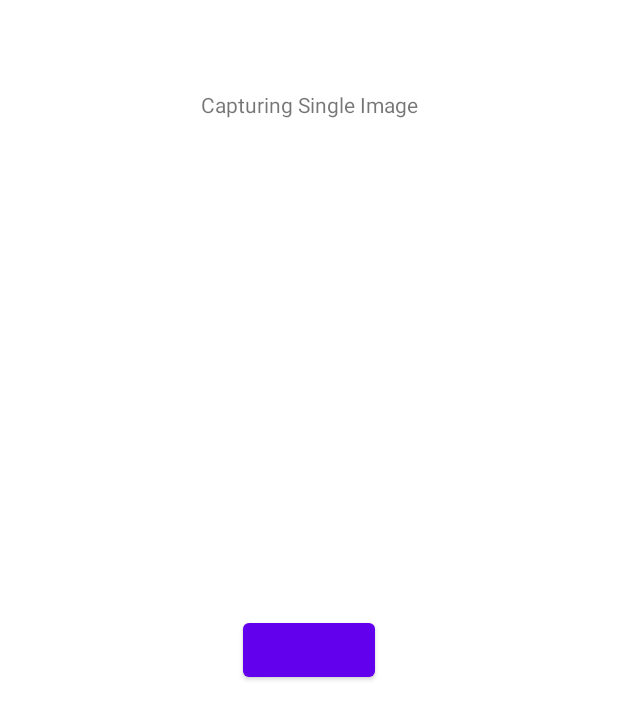
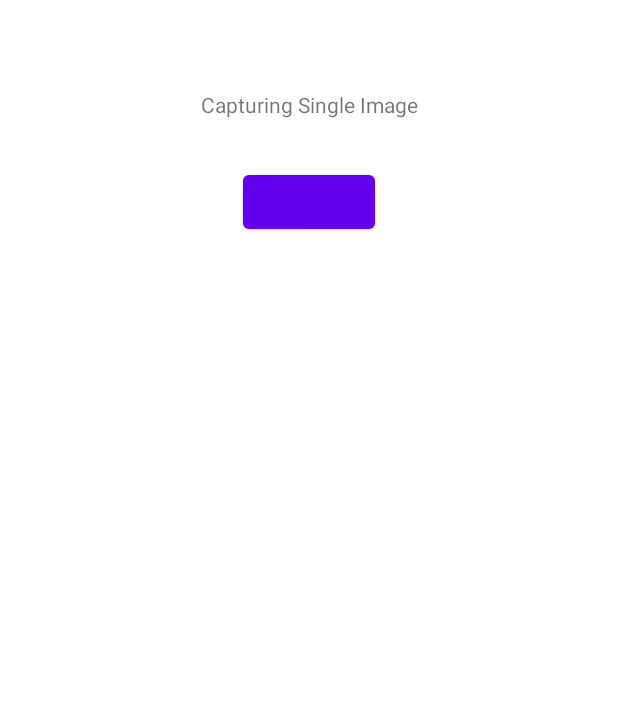
Before and after one commit to mrintro/CustomCamera, an Android app: the layout fragment_single_image.xml on its own in the app's theme, with its tools: preview values and no code run, on a phone screen of 412 x 824 dp. Shown: the top 719 px of the screen. Run offline under Robolectric (Android 15) with nearby library versions, the phone set to English and light mode, and no system bars.

```diff
--- a/app/src/main/java/aniket/testapplication/viewmodel/SingleImageViewModel.kt
+++ b/app/src/main/java/aniket/testapplication/viewmodel/SingleImageViewModel.kt
@@ -9,10 +9,10 @@ class SingleImageViewModel: ViewModel(), DefaultLifecycleObserver {
     private val progressTimeInMilli = 20000L
     private val progressGapInMilli = 2000L
 
-    private val _progressPercent = MutableLiveData<Int>(100)
+    private val _progressPercent = MutableLiveData(100)
     val progressPercent : LiveData<Int> = _progressPercent
 
-    private val _remainingTime = MutableLiveData<Long>(progressTimeInMilli)
+    private val _remainingTime = MutableLiveData(progressTimeInMilli)
     val remainingTime : LiveData<Long> = _remainingTime
 
     fun startProgress() {
--- a/app/src/main/res/layout/fragment_single_image.xml
+++ b/app/src/main/res/layout/fragment_single_image.xml
@@ -25,8 +25,8 @@
 
         <FrameLayout
             android:id="@+id/cameraPreview"
-            android:layout_width="300dp"
-            android:layout_height="300dp"
+            android:layout_width="1dp"
+            android:layout_height="1dp"
             android:layout_marginTop="30dp"
             app:layout_constraintTop_toBottomOf="@id/nameTextView"
             app:layout_constraintStart_toStartOf="parent"
@@ -48,6 +48,7 @@
             android:layout_height="wrap_content"
             android:layout_marginTop="30dp"
             android:progress="@{vm.progressPercent}"
+            android:animateLayoutChanges="false"
             app:layout_constraintTop_toBottomOf="@id/dummy"
             app:layout_constraintStart_toStartOf="parent"
             app:layout_constraintEnd_toEndOf="parent" />
```
Also changed, not shown: app/src/main/java/aniket/testapplication/ui/SingleImageFragment.kt (+29 -16 lines).
